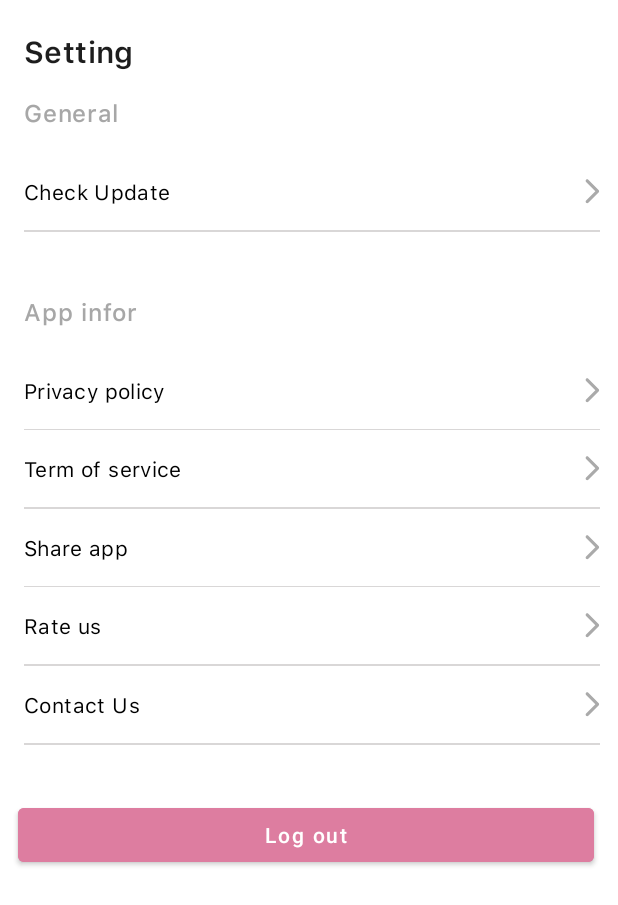
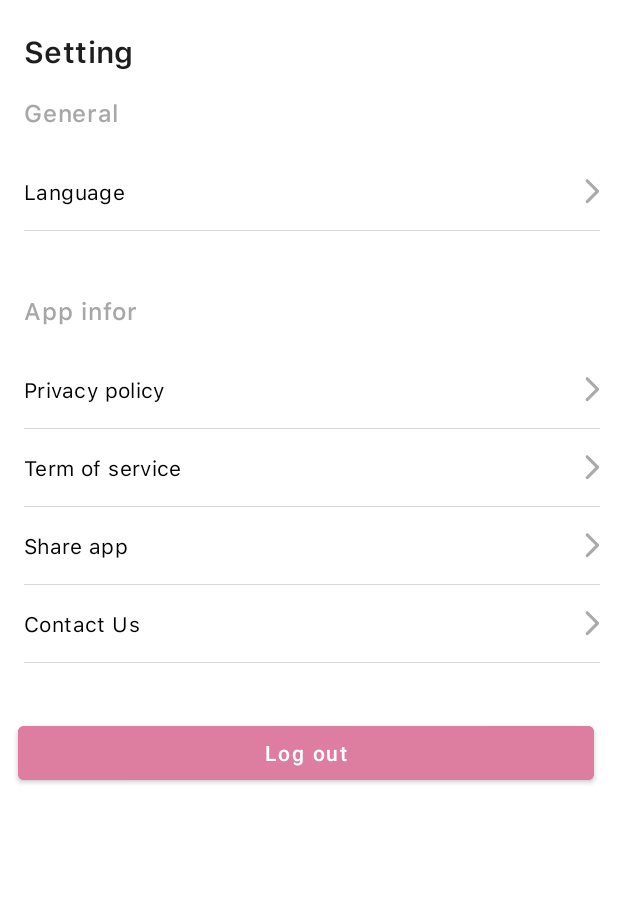
Before and after one commit to phuongkma219/do_an_beauty_mobile, an Android app: the SettingFragment screen opened through its navigation route, on a phone screen of 412 x 824 dp. Shown: the top 905 px of the screen. Run offline under Robolectric (Android 15) with nearby library versions, the phone set to English and light mode, and no system bars; our stand-ins replace Dagger/Hilt's generated code, RxJava, data binding; libraries missing offline, so code that uses them is left out: com.jakewharton.retrofit2; Roboto replaces fonts that are not available here; 5 statements that could not run were skipped.

Commit message:
change language

```diff
--- a/app/src/main/java/com/phuong/myspa/MainActivity.kt
+++ b/app/src/main/java/com/phuong/myspa/MainActivity.kt
@@ -1,14 +1,31 @@
 package com.phuong.myspa
 
+import android.content.Context
+import android.content.res.Configuration
 import androidx.appcompat.app.AppCompatActivity
 import android.os.Bundle
+import androidx.core.text.layoutDirection
 import com.phuong.myspa.base.BaseActivity
 import com.phuong.myspa.databinding.ActivityMainBinding
+import com.phuong.myspa.utils.RuntimeLocaleChanger
 import dagger.hilt.android.AndroidEntryPoint
+import java.util.*
 
 @AndroidEntryPoint
 class MainActivity : BaseActivity<ActivityMainBinding>() {
+    override fun onAttachedToWindow() {
+        super.onAttachedToWindow()
+        // Will give the direction of the layout depending of the Locale you've just set
+        window.decorView.layoutDirection = Locale.getDefault().layoutDirection
+    }
+    override fun attachBaseContext(base: Context) {
+        super.attachBaseContext(RuntimeLocaleChanger.wrapContext(base))
+    }
 
+    override fun onConfigurationChanged(newConfig: Configuration) {
+        super.onConfigurationChanged(newConfig)
+        RuntimeLocaleChanger.overrideLocale(this)
+    }
     override fun getFragmentID(): Int = R.id.navContainerViewMain
 
     override fun getLayoutId(): Int  = R.layout.activity_main
--- a/app/src/main/java/com/phuong/myspa/ui/setting/SettingFragment.kt
+++ b/app/src/main/java/com/phuong/myspa/ui/setting/SettingFragment.kt
@@ -52,6 +52,10 @@ class SettingFragment:AbsBaseFragment<FragmentSettingBinding>() {
 //        binding.layoutUser.setOnClickListener {
 //            findNavController().navigate(SettingFragmentDirections.actionGlobalUpdateUserFragment())
 //        }
+        binding.tvLanguage.setOnClickListener {
+            val languageDialog = LanguageDialog.onCreate()
+            languageDialog.show(childFragmentManager,LanguageDialog.TAG)
+        }
 
         binding.tvPrivacyPolicy.setOnClickListener {
             val action = SignUpFragmentDirections.actionConfirmFragmentToPolicyAndTermFragment().setParam(2)
--- a/app/src/main/java/com/phuong/myspa/utils/Constants.kt
+++ b/app/src/main/java/com/phuong/myspa/utils/Constants.kt
@@ -5,7 +5,7 @@ import com.phuong.myspa.R
 import com.phuong.myspa.ui.popup.ActionModel
 
 object Constants {
-     const val BASE_URL = "https://a59b-2402-800-61c3-9978-755f-cfaa-39ab-13c1.ngrok.io"
+     const val BASE_URL = "https://a59b-2402-800-61c3-9978-755f-cfaa-39ab-13c1.ngrok.ios"
      const val PREFIX_TOKEN = "Bearer "
      const val TITLE_NOTIFY = "My Spa"
      const val KEY_NOTIFICATION_ID = "ID_Notification"
--- /dev/null
+++ b/app/src/main/java/com/phuong/myspa/utils/RuntimeLocaleChanger.kt
@@ -0,0 +1,42 @@
+package com.phuong.myspa.utils
+
+import android.content.Context
+import android.content.res.Configuration
+import java.util.*
+
+object RuntimeLocaleChanger {
+    fun wrapContext(context: Context): Context {
+
+        val savedLocale = Locale(SharedPreferenceUtils.getInstance(context).readLanguageCode()) // load the user language from SharedPreferences
+
+        // as part of creating a new context that contains the new locale we also need to override the default locale.
+        Locale.setDefault(savedLocale)
+
+        // create new configuration with the saved locale
+        val newConfig = Configuration()
+        newConfig.setLocale(savedLocale)
+
+        return context.createConfigurationContext(newConfig)
+    }
+
+    fun overrideLocale(context: Context) {
+
+        val savedLocale = Locale(SharedPreferenceUtils.getInstance(context).readLanguageCode()) // load the user language from SharedPreferences
+
+        // as part of creating a new context that contains the new locale we also need to override the default locale.
+        Locale.setDefault(savedLocale)
+
+        // create new configuration with the saved locale
+        val newConfig = Configuration()
+        newConfig.setLocale(savedLocale)
+
+        // override the locale on the given context (Activity, Fragment, etc...)
+        context.createConfigurationContext(newConfig)
+
+        // override the locale on the application context
+        if (context != context.applicationContext) {
+            context.applicationContext.run { createConfigurationContext(newConfig) }
+        }
+    }
+
+}
--- a/app/src/main/res/layout/fragment_comment.xml
+++ b/app/src/main/res/layout/fragment_comment.xml
@@ -9,6 +9,6 @@
     <TextView
         android:layout_width="match_parent"
         android:layout_height="match_parent"
-        android:text="@string/hello_blank_fragment" />
+        android:text="@string/do_you_want_to_confirm_avatar_change" />
 
 </FrameLayout>
--- a/app/src/main/res/layout/fragment_setting.xml
+++ b/app/src/main/res/layout/fragment_setting.xml
@@ -107,7 +107,7 @@
                     app:layout_constraintTop_toBottomOf="@id/layoutUser" />
 
                 <TextView
-                    android:id="@+id/tvCheckUpdate"
+                    android:id="@+id/tvLanguage"
                     android:layout_width="match_parent"
                     android:layout_height="wrap_content"
                     android:paddingTop="@dimen/dp_16"
@@ -118,7 +118,7 @@
                     android:gravity="center_vertical"
                     android:paddingStart="@dimen/dp_16"
                     android:paddingEnd="@dimen/dp_12"
-                    android:text="@string/check_update"
+                    android:text="@string/change_language"
                     android:textAppearance="?textAppearanceBody2"
                     android:textColor="@color/black"
                     app:drawableRightCompat="@drawable/ic_chevron_right"
@@ -129,13 +129,13 @@
                 <View
                     android:id="@+id/view_divider_1"
                     android:layout_width="match_parent"
-                    android:layout_height="1dp"
+                    android:layout_height="0.8dp"
                     android:layout_marginStart="@dimen/dp_16"
                     android:layout_marginEnd="@dimen/dp_12"
                     android:background="@color/background_guideline"
                     app:layout_constraintEnd_toEndOf="parent"
                     app:layout_constraintStart_toStartOf="parent"
-                    app:layout_constraintTop_toBottomOf="@id/tvCheckUpdate" />
+                    app:layout_constraintTop_toBottomOf="@id/tvLanguage" />
 
             </androidx.constraintlayout.widget.ConstraintLayout>
 
@@ -187,7 +187,7 @@
                 <View
                     android:id="@+id/view_divider_2"
                     android:layout_width="0dp"
-                    android:layout_height="0.5dp"
+                    android:layout_height="0.8dp"
                     android:layout_marginStart="@dimen/dp_16"
                     android:layout_marginEnd="@dimen/dp_12"
                     android:background="@color/background_guideline"
@@ -217,7 +217,7 @@
                 <View
                     android:id="@+id/view_divider_3"
                     android:layout_width="match_parent"
-                    android:layout_height="1dp"
+                    android:layout_height="0.8dp"
                     android:layout_marginStart="@dimen/dp_16"
                     android:layout_marginEnd="@dimen/dp_12"
                     android:background="@color/background_guideline"
@@ -247,7 +247,7 @@
                 <View
                     android:id="@+id/view_divider_4"
                     android:layout_width="0dp"
-                    android:layout_height="0.5dp"
+                    android:layout_height="0.8dp"
                     android:layout_marginStart="@dimen/dp_16"
                     android:layout_marginEnd="@dimen/dp_12"
                     android:background="@color/background_guideline"
@@ -257,35 +257,6 @@
 
 
 
-                <TextView
-                    android:id="@+id/tvRateUs"
-                    android:layout_width="match_parent"
-                    android:layout_height="wrap_content"
-                    android:paddingTop="@dimen/dp_16"
-                    android:paddingBottom="@dimen/dp_16"
-                    android:background="?attr/selectableItemBackground"
-                    android:fontFamily="@font/sf_pro_regular"
-                    android:gravity="center_vertical"
-                    android:paddingStart="@dimen/dp_16"
-                    android:paddingEnd="@dimen/dp_12"
-                    android:text="@string/rate_us"
-                    android:textAppearance="?textAppearanceBody2"
-                    android:textColor="@color/black"
-                    app:drawableRightCompat="@drawable/ic_chevron_right"
-                    app:layout_constraintEnd_toEndOf="parent"
-                    app:layout_constraintStart_toStartOf="parent"
-                    app:layout_constraintTop_toBottomOf="@id/view_divider_4" />
-
-                <View
-                    android:id="@+id/view_divider_6"
-                    android:layout_width="match_parent"
-                    android:layout_height="1dp"
-                    android:layout_marginStart="@dimen/dp_16"
-                    android:layout_marginEnd="@dimen/dp_12"
-                    android:background="@color/background_guideline"
-                    app:layout_constraintEnd_toEndOf="parent"
-                    app:layout_constraintStart_toStartOf="parent"
-                    app:layout_constraintTop_toBottomOf="@id/tvRateUs" />
 
                 <TextView
                     android:id="@+id/tvContactUs"
@@ -304,12 +275,12 @@
                     app:drawableRightCompat="@drawable/ic_chevron_right"
                     app:layout_constraintEnd_toEndOf="parent"
                     app:layout_constraintStart_toStartOf="parent"
-                    app:layout_constraintTop_toBottomOf="@id/view_divider_6" />
+                    app:layout_constraintTop_toBottomOf="@id/view_divider_4" />
 
                 <View
                     android:id="@+id/view_divider_7"
                     android:layout_width="match_parent"
-                    android:layout_height="1dp"
+                    android:layout_height="0.8dp"
                     android:layout_marginStart="@dimen/dp_16"
                     android:layout_marginEnd="@dimen/dp_12"
                     android:background="@color/background_guideline"
--- a/app/src/main/res/values/strings.xml
+++ b/app/src/main/res/values/strings.xml
@@ -1,11 +1,11 @@
 <resources>
-    <string name="app_name">My Spa</string>
-    <string name="recommend_beauty_place">Recommend beauty place</string>
-    <string name="agree_and_continue">AGREE AND CONTINUE</string>
-    <string name="agree_term_of_service_and_policy">By get started to use this app,
+    <string name="app_name" translatable="false">My Spa</string>
+    <string name="recommend_beauty_place" translatable="false">Recommend beauty place</string>
+    <string name="agree_and_continue" translatable="false">AGREE AND CONTINUE</string>
+    <string name="agree_term_of_service_and_policy" translatable="false">By get started to use this app,
         you agree to \nour <font color="#303030" textStyle="bold">Term of service</font> and <font color="#303030" textStyle="bold">Privacy Policy.</font></string>
-    <string name="term_of_service">Term of service</string>
-    <string name="privacy_policy">Privacy policy</string>
+    <string name="term_of_service" translatable="false">Term of service</string>
+    <string name="privacy_policy" translatable="false">Privacy policy</string>
     <string name="version_1_0">Version 1.0</string>
     <string name="login">Login</string>
     <string name="email">Email</string>
@@ -24,7 +24,6 @@
     <string name="personal">Personal</string>
     <string name="setting">Setting</string>
     <string name="general">General</string>
-    <string name="check_update">Check Update</string>
     <string name="share_app">Share app</string>
     <string name="rate_us">Rate us</string>
     <string name="contact_us">Contact Us</string>
@@ -44,15 +43,13 @@
     <string name="phone_number_has_been_exist">Phone number has been exist</string>
     <string name="user_name">User name</string>
     <string name="log_out">Log out</string>
-    <string name="update_information">Update information</string>
+    <string name="update_information" translatable="false">Update information</string>
     <string name="mobile_number_must_have_10_digits">Mobile number must have 10 digits</string>
     <string name="no_internet_title">No Internet</string>
     <string name="no_internet_des">" You’re offline. Please check your internet         connection an try again."</string>
     <string name="tap_to_retry">Tap to retry</string>
     <string name="description">Description</string>
     <string name="business_hours">Business hours</string>
-    <!-- TODO: Remove or change this placeholder text -->
-    <string name="hello_blank_fragment">Hello blank fragment</string>
     <string name="see_detail">See detail</string>
     <string name="contact_partner">Contact Partner</string>
     <string name="select">Select</string>
@@ -85,5 +82,12 @@
     <string name="search">Search</string>
     <string name="action_delete">Delete</string>
     <string name="edit_profile">Edit profile</string>
+    <string name="change_language">Language</string>
+    <string name="english">English</string>
+    <string name="vietnamese">Vietnamese</string>
+    <string name="change_avatar">Change Avatar</string>
+    <string name="do_you_want_to_confirm_avatar_change">Do you want to confirm avatar change?</string>
+    <string name="yes">Yes</string>
+    <string name="no">No</string>
 
 </resources>
--- a/app/src/main/res/values/themes.xml
+++ b/app/src/main/res/values/themes.xml
@@ -92,4 +92,7 @@
     <style name="CustomBottomSheetStyle" parent="Widget.Design.BottomSheet.Modal">
         <item name="android:background">@android:color/transparent</item>
     </style>
+    <style name="RoundedCornersDialog" parent="@style/Theme.MaterialComponents.Dialog">
+        <item name="dialogCornerRadius">10dp</item>
+    </style>
 </resources>
```
Also changed, not shown: app/src/main/java/com/phuong/myspa/MyApp.kt (+7 -0 lines), app/src/main/java/com/phuong/myspa/base/BaseDialog.kt (added, +69 -0 lines), app/src/main/java/com/phuong/myspa/ui/setting/LanguageDialog.kt (added, +60 -0 lines), app/src/main/java/com/phuong/myspa/ui/updateUser/UpdateUserFragment.kt (+4 -4 lines), app/src/main/java/com/phuong/myspa/utils/SharedPreferenceUtils.kt (+6 -21 lines), app/src/main/java/com/phuong/myspa/utils/Utils.kt (+8 -0 lines), app/src/main/res/layout/dialog_language.xml (added, +74 -0 lines), app/src/main/res/layout/item_shop_service.xml (+2 -5 lines), 1 other file.
